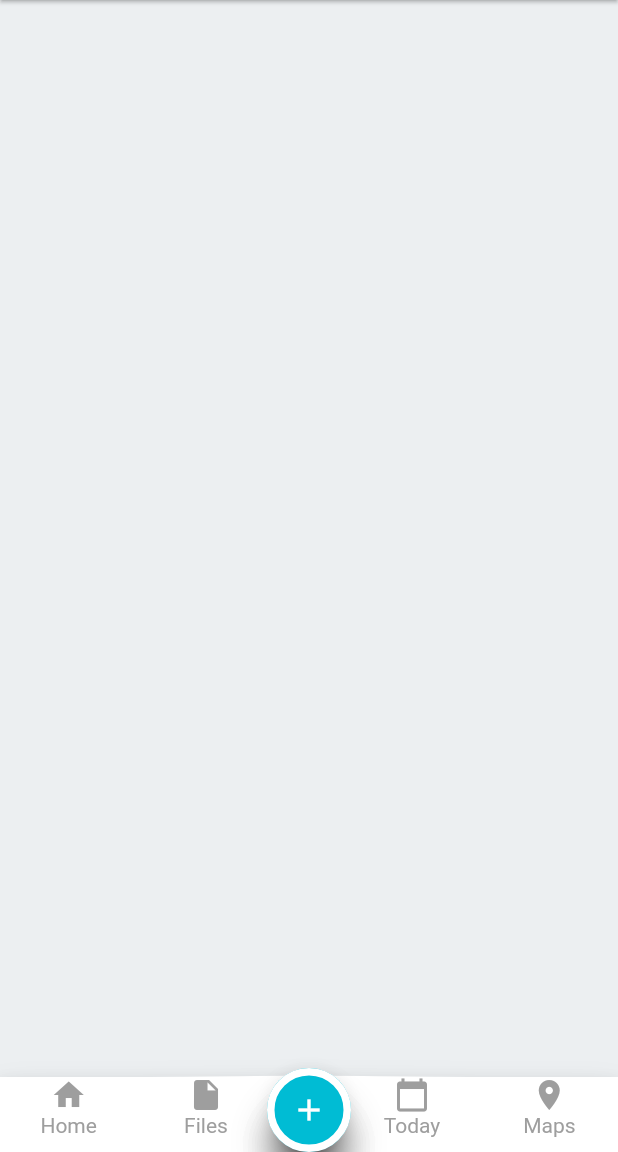
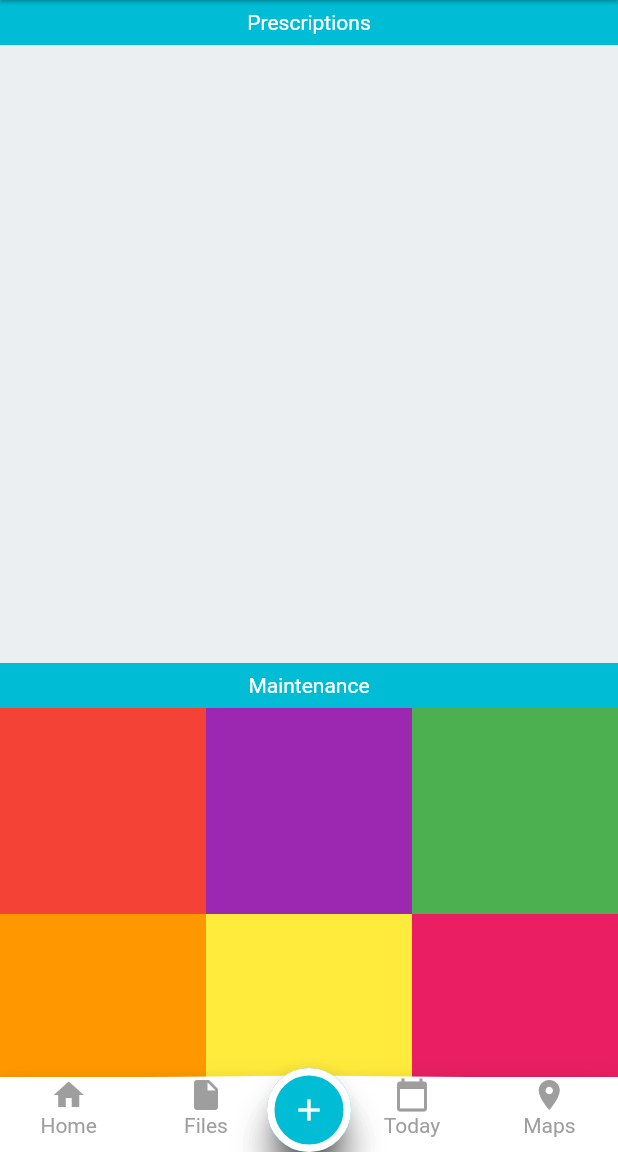
Before and after one commit to littlemisst/dsc-solution-challenge, a Flutter app: the HomePage screen opened directly, item 2 of the bottom bar chosen, on a phone screen of 412 x 824 dp, the part 84-1236 px from its top. Run offline on Flutter 3.47's test engine with Material 2 defaults, Android fonts, the phone set to English and light mode, and no system bars; our stand-ins replace charts_flutter, cloud_firestore, datetime_picker_formfield, firebase_auth, firebase_storage, flutter_spinkit and 8 more; missing offline and left inert: date_range_picker, fancy_on_boarding, flutter_scale, multi_image_picker; accounts and stored records are empty; generated files the repository leaves out were written again.

Commit message:
Working on files page

```diff
--- a/lib/routes/user_profile_wrapper.dart
+++ b/lib/routes/user_profile_wrapper.dart
@@ -9,7 +9,7 @@ class UserProfileWrapper extends StatelessWidget {
   Widget build(BuildContext context) {
     final profile = Provider.of<Profile>(context);
 
-    return profile == null ? UpdateProfileStepper() : UserProfileSummary();
+    return profile == null  ? UpdateProfileStepper() : UserProfileSummary();
 
   }
 }
--- a/lib/updated-pages/photos/gallery_grid.dart
+++ b/lib/updated-pages/photos/gallery_grid.dart
@@ -1,33 +1,62 @@
 import 'package:flutter/material.dart';
+import 'package:me_daily/updated-pages/photos/full_screen.dart';
+import 'package:me_daily/updated-pages/photos/sliverDelegate.dart';
 import 'package:me_daily/model/photo.dart';
-import 'package:me_daily/updated-pages/photos/full_screen.dart';
 import 'package:provider/provider.dart';
 
-class GalleryGrid extends StatefulWidget {
-  @override
-  _GalleryGridState createState() => _GalleryGridState();
+class GalleryGrid extends StatelessWidget {
+
+  SliverPersistentHeader makeHeader(String headerText, Color color) {
+    return SliverPersistentHeader(
+      pinned: true,
+      delegate: SliverAppBarDelegate(
+        minHeight: 20.0,
+        maxHeight: 30.0,
+        child: Container(
+        color: color, child: Center(child: Text(headerText, style: TextStyle(color: Colors.white)))),
+      ),
+    );
   }
-
-class _GalleryGridState extends State<GalleryGrid> {
   @override
   Widget build(BuildContext context) {
     List<Photo> photos = Provider.of<List<Photo>>(context);
-
      if (photos == null) {
       photos = [];
     }
-
-    return Container(
-        child: GridView.builder(
+    return CustomScrollView(
+      slivers: <Widget>[
+        makeHeader('Prescriptions', Theme.of(context).primaryColor),
+        SliverGrid.count(
+          crossAxisCount: 1,
+          crossAxisSpacing: 5,
+          children: [
+            GridView.builder(
               itemCount: photos.length,
               gridDelegate:
-          SliverGridDelegateWithFixedCrossAxisCount(crossAxisCount: 2),
+                  SliverGridDelegateWithFixedCrossAxisCount(crossAxisCount: 3),
               itemBuilder: (context, index) =>
                   _buildPhotoListItem(context, photos[index]),
-    ));
+            )
+          ],
+        ),
+        makeHeader('Maintenance', Theme.of(context).primaryColor),
+        SliverGrid.count(
+          crossAxisCount: 3,
+          children: [
+            Container(color: Colors.red, height: 150.0),
+            Container(color: Colors.purple, height: 150.0),
+            Container(color: Colors.green, height: 150.0),
+            Container(color: Colors.orange, height: 150.0),
+            Container(color: Colors.yellow, height: 150.0),
+            Container(color: Colors.pink, height: 150.0),
+            Container(color: Colors.cyan, height: 150.0),
+            Container(color: Colors.indigo, height: 150.0),
+            Container(color: Colors.blue, height: 150.0),
+          ],
+        ),
+      ],
+    );
   }
-}
-
   Widget _buildPhotoListItem(context, document) {
     return Container(
       child: GestureDetector(
@@ -51,3 +80,4 @@ Widget _buildPhotoListItem(context, document) {
       }),
   );
   }
+}
--- a/lib/updated-pages/profile/profile_page.dart
+++ b/lib/updated-pages/profile/profile_page.dart
@@ -1,4 +1,5 @@
 import 'package:flutter/material.dart';
+import 'package:me_daily/common-widgets/appBarTextFormat.dart';
 import 'package:me_daily/constants/strings.dart';
 import 'package:me_daily/model/profile.dart';
 import 'package:me_daily/model/user.dart';
@@ -17,7 +18,7 @@ class MainProfile extends StatelessWidget {
           onPressed: () =>
               Navigator.popAndPushNamed(context, Strings.initialRoute),
         ),
-        title: Text('Profile'),
+        title: TextFormat('Profile',Theme.of(context).primaryColor),
         backgroundColor: Colors.white,
       ),
       body: StreamProvider<Profile>.value(
```
Also changed, not shown: lib/updated-pages/photos/sliverDelegate.dart (added, +31 -0 lines), lib/updated-pages/profile/update_profile_stepper.dart (+8 -15 lines), lib/updated-pages/profile/user_profile_summary.dart (+9 -5 lines). Lines whose indentation alone changed are shown as unchanged.
